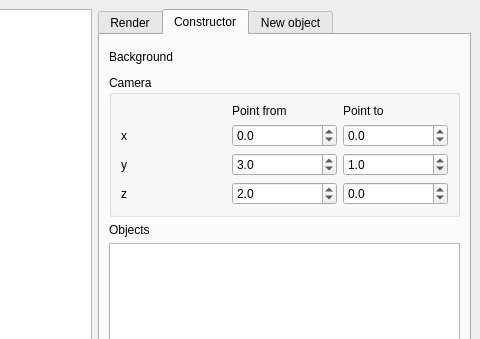
denzhkko/bmstu_iu7_cgcp, file src/mainwindow.ui: the form before one commit; both pictures show x 520 to 1000 and y 0 to 339 of the 1000 by 600 pixel window.
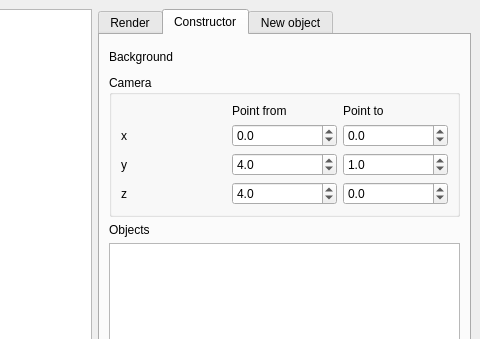
The form after the commit. The open tabs and pages were chosen to show the change. Custom widgets are drawn as their Qt base class.

Commit message: dielectric schere adding by gui implemented

What changed in the file:
```diff
--- a/src/mainwindow.ui
+++ b/src/mainwindow.ui
@@ -205,7 +205,7 @@
               <double>1000.000000000000000</double>
              </property>
              <property name="value">
-              <double>3.000000000000000</double>
+              <double>4.000000000000000</double>
              </property>
             </widget>
            </item>
@@ -244,7 +244,7 @@
               <double>1000.000000000000000</double>
              </property>
              <property name="value">
-              <double>2.000000000000000</double>
+              <double>4.000000000000000</double>
              </property>
             </widget>
            </item>
```
Left out of the diff: 4 changed lines with no effect on the pictures. The commit also changes 1 other file.
